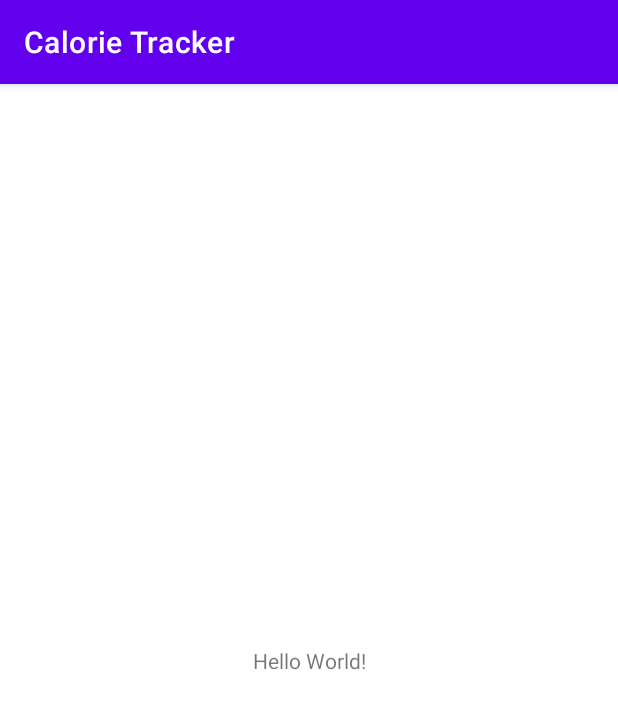
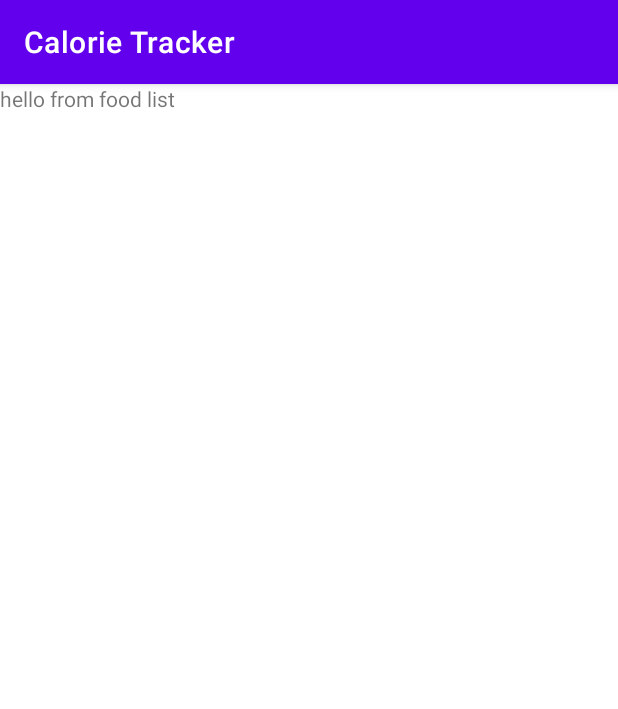
Before and after one commit to Vit-Zakh/calorie-tracker, an Android app: the screen it shows after launch (MainActivity), on a phone screen of 412 x 824 dp. Shown: the top 709 px of the screen. Run offline under Robolectric (Android 15) with nearby library versions, the phone set to English and light mode, and no system bars.

Commit message:
creating fragments and navigation action

```diff
--- a/app/build.gradle
+++ b/app/build.gradle
@@ -41,6 +41,7 @@ dependencies {
     implementation 'androidx.appcompat:appcompat:1.2.0'
     implementation 'com.google.android.material:material:1.2.1'
     implementation 'androidx.constraintlayout:constraintlayout:2.0.4'
+    implementation 'androidx.legacy:legacy-support-v4:1.0.0'
     testImplementation 'junit:junit:4.+'
     androidTestImplementation 'androidx.test.ext:junit:1.1.2'
     androidTestImplementation 'androidx.test.espresso:espresso-core:3.3.0'
--- /dev/null
+++ b/app/src/main/java/com/example/calorietracker/DailyIntakeFragment.kt
@@ -0,0 +1,31 @@
+package com.example.calorietracker
+
+import android.os.Bundle
+import android.os.Handler
+import androidx.fragment.app.Fragment
+import android.view.LayoutInflater
+import android.view.View
+import android.view.ViewGroup
+import androidx.navigation.Navigation
+import androidx.navigation.fragment.findNavController
+
+class DailyIntakeFragment : Fragment() {
+
+    override fun onCreate(savedInstanceState: Bundle?) {
+        super.onCreate(savedInstanceState)
+    }
+
+    override fun onCreateView(
+        inflater: LayoutInflater, container: ViewGroup?,
+        savedInstanceState: Bundle?
+    ): View? {
+        // Inflate the layout for this fragment
+
+        Handler().postDelayed({
+            findNavController().navigate(R.id.action_dailyIntakeFragment2_to_foodListFragment2)
+        }, 4000)
+
+        return inflater.inflate(R.layout.fragment_daily_intake, container, false)
+    }
+
+}
--- /dev/null
+++ b/app/src/main/java/com/example/calorietracker/FoodListFragment.kt
@@ -0,0 +1,24 @@
+package com.example.calorietracker
+
+import android.os.Bundle
+import androidx.fragment.app.Fragment
+import android.view.LayoutInflater
+import android.view.View
+import android.view.ViewGroup
+
+class FoodListFragment : Fragment() {
+    // TODO: Rename and change types of parameters
+
+    override fun onCreate(savedInstanceState: Bundle?) {
+        super.onCreate(savedInstanceState)
+    }
+
+    override fun onCreateView(
+        inflater: LayoutInflater, container: ViewGroup?,
+        savedInstanceState: Bundle?
+    ): View? {
+        // Inflate the layout for this fragment
+        return inflater.inflate(R.layout.fragment_food_list, container, false)
+    }
+
+}
--- a/app/src/main/java/com/example/calorietracker/MainActivity.kt
+++ b/app/src/main/java/com/example/calorietracker/MainActivity.kt
@@ -11,9 +11,6 @@ class MainActivity : AppCompatActivity() {
         super.onCreate(savedInstanceState)
         setContentView(R.layout.activity_main)
 
-        //Test Crash! To be removed
-        Handler().postDelayed( {
-            throw RuntimeException("Test Crash")}, 4000)
 
     }
 }
--- a/app/src/main/res/layout/activity_main.xml
+++ b/app/src/main/res/layout/activity_main.xml
@@ -6,13 +6,16 @@
     android:layout_height="match_parent"
     tools:context=".MainActivity">
 
-    <TextView
-        android:layout_width="wrap_content"
-        android:layout_height="wrap_content"
-        android:text="Hello World!"
+    <androidx.fragment.app.FragmentContainerView
+        android:id="@+id/main_nav_host_fragment"
+        android:name="androidx.navigation.fragment.NavHostFragment"
+        android:layout_width="match_parent"
+        android:layout_height="match_parent"
+        app:defaultNavHost="true"
         app:layout_constraintBottom_toBottomOf="parent"
         app:layout_constraintLeft_toLeftOf="parent"
         app:layout_constraintRight_toRightOf="parent"
-        app:layout_constraintTop_toTopOf="parent" />
+        app:layout_constraintTop_toTopOf="parent"
+        app:navGraph="@navigation/nav_graph" />
 
 </androidx.constraintlayout.widget.ConstraintLayout>
--- /dev/null
+++ b/app/src/main/res/layout/fragment_daily_intake.xml
@@ -0,0 +1,14 @@
+<?xml version="1.0" encoding="utf-8"?>
+<FrameLayout xmlns:android="http://schemas.android.com/apk/res/android"
+    xmlns:tools="http://schemas.android.com/tools"
+    android:layout_width="match_parent"
+    android:layout_height="match_parent"
+    tools:context=".DailyIntakeFragment">
+
+    <!-- TODO: Update blank fragment layout -->
+    <TextView
+        android:layout_width="match_parent"
+        android:layout_height="match_parent"
+        android:text="hello from daily intake" />
+
+</FrameLayout>
--- /dev/null
+++ b/app/src/main/res/layout/fragment_food_list.xml
@@ -0,0 +1,14 @@
+<?xml version="1.0" encoding="utf-8"?>
+<FrameLayout xmlns:android="http://schemas.android.com/apk/res/android"
+    xmlns:tools="http://schemas.android.com/tools"
+    android:layout_width="match_parent"
+    android:layout_height="match_parent"
+    tools:context=".FoodListFragment">
+
+    <!-- TODO: Update blank fragment layout -->
+    <TextView
+        android:layout_width="match_parent"
+        android:layout_height="match_parent"
+        android:text="hello from food list" />
+
+</FrameLayout>
--- /dev/null
+++ b/app/src/main/res/navigation/nav_graph.xml
@@ -0,0 +1,20 @@
+<?xml version="1.0" encoding="utf-8"?>
+<navigation xmlns:android="http://schemas.android.com/apk/res/android" xmlns:app="http://schemas.android.com/apk/res-auto"
+    xmlns:tools="http://schemas.android.com/tools"
+    android:id="@+id/nav_graph"
+    app:startDestination="@id/dailyIntakeFragment2">
+    <fragment
+        android:id="@+id/dailyIntakeFragment2"
+        android:name="com.example.calorietracker.DailyIntakeFragment"
+        android:label="fragment_daily_intake"
+        tools:layout="@layout/fragment_daily_intake" >
+        <action
+            android:id="@+id/action_dailyIntakeFragment2_to_foodListFragment2"
+            app:destination="@id/foodListFragment2" />
+    </fragment>
+    <fragment
+        android:id="@+id/foodListFragment2"
+        android:name="com.example.calorietracker.FoodListFragment"
+        android:label="fragment_food_list"
+        tools:layout="@layout/fragment_food_list" />
+</navigation>
--- a/app/src/main/res/values/strings.xml
+++ b/app/src/main/res/values/strings.xml
@@ -1,3 +1,5 @@
 <resources>
     <string name="app_name">Calorie Tracker</string>
+    <!-- TODO: Remove or change this placeholder text -->
+    <string name="hello_blank_fragment">Hello blank fragment</string>
 </resources>
```
